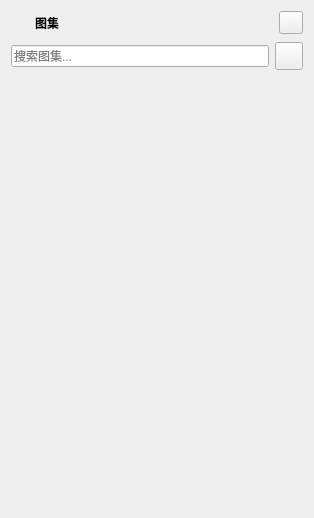
This is src/ui/TilesetsPanel.ui in SSmallOrange/MEditor as Qt 5 draws it before an edit. The edited form follows.
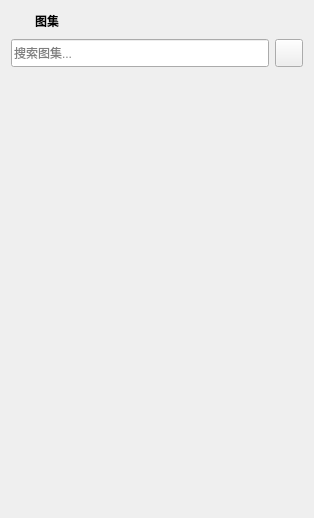
This is the edited form.

Commit message: feat(UI): 删除冗余UI - 删除SpriteSliceEditorWidget中未实现的顶部工具按钮 - TitleBarWidget 添加导入按钮

```diff
--- a/src/ui/TilesetsPanel.ui
+++ b/src/ui/TilesetsPanel.ui
@@ -81,19 +81,6 @@
        </property>
       </spacer>
      </item>
-     <item>
-      <widget class="QToolButton" name="buttonCollapseAll">
-       <property name="toolTip">
-        <string>折叠/展开全部</string>
-       </property>
-       <property name="text">
-        <string/>
-       </property>
-       <property name="checkable">
-        <bool>true</bool>
-       </property>
-      </widget>
-     </item>
     </layout>
    </item>
    <item>
@@ -103,6 +90,18 @@
      </property>
      <item>
       <widget class="QLineEdit" name="editSearch">
+       <property name="minimumSize">
+        <size>
+         <width>0</width>
+         <height>28</height>
+        </size>
+       </property>
+       <property name="maximumSize">
+        <size>
+         <width>16777215</width>
+         <height>28</height>
+        </size>
+       </property>
        <property name="placeholderText">
         <string>搜索图集...</string>
        </property>
@@ -140,7 +139,7 @@
         <x>0</x>
         <y>0</y>
         <width>296</width>
-        <height>430</height>
+        <height>432</height>
        </rect>
       </property>
       <layout class="QVBoxLayout" name="layoutScroll">
```
The commit also changes 5 other files.
